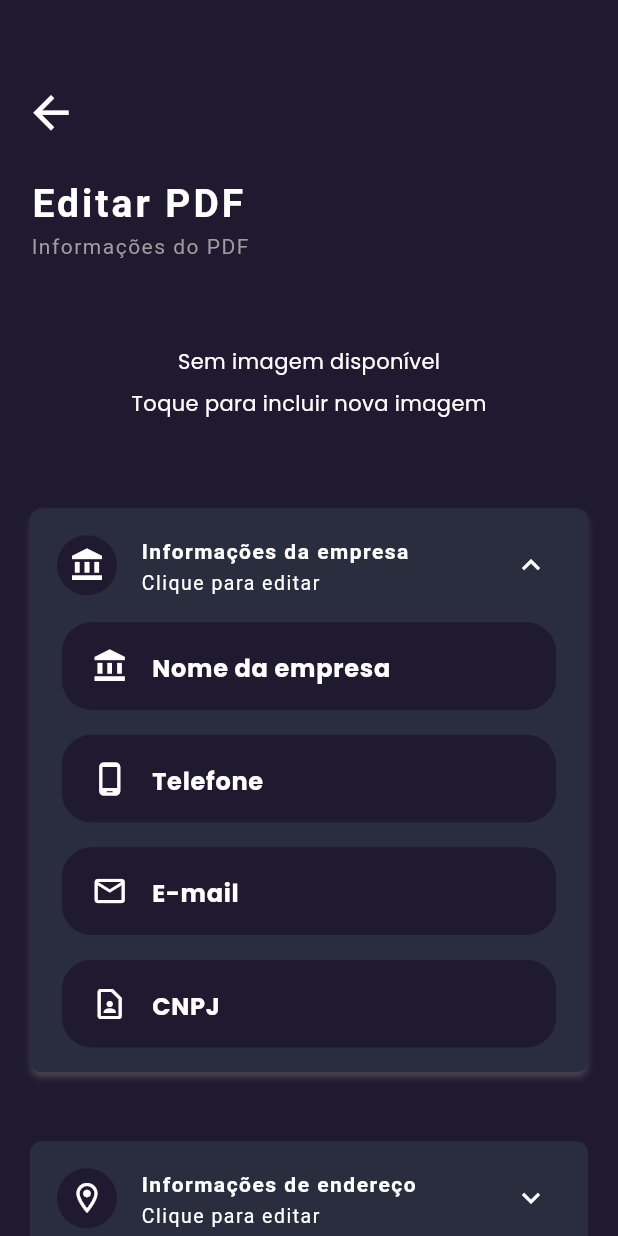
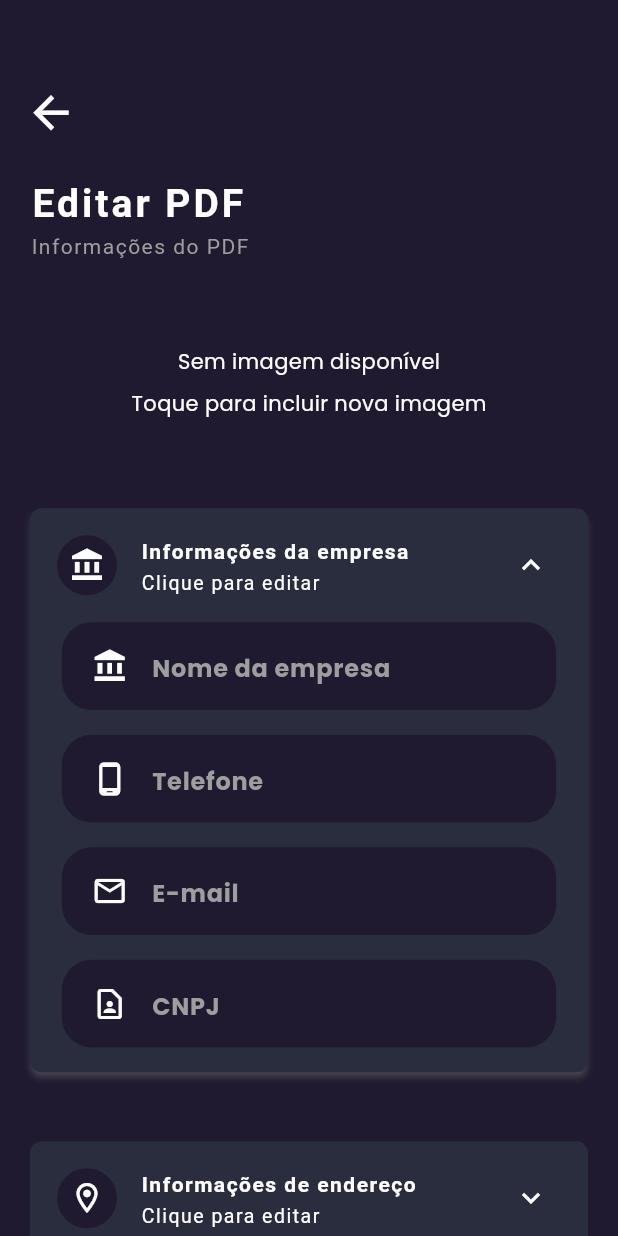
Before and after one commit to brdacon1/budget_flutter, a Flutter app: the PgEditPDF screen opened by its route, on a phone screen of 412 x 824 dp. Run offline on Flutter 3.47's test engine with Material 3 defaults, Android fonts, the phone set to English and light mode, and no system bars; drawn by our look-alikes of expansion_tile_card; our stand-ins replace adaptive_theme, awesome_dialog, badges, cloud_firestore, dotted_border, extended_masked_text and 18 more; missing offline and left inert: cloud_firestore_web, contact_picker_web, firebase_auth_web, firebase_core_web, flutter_inapp_purchase, fluttercontactpicker and 2 more; accounts and stored records are empty; Roboto replaces fonts that are missing (Heebo); project files that could hold a hidden picture were left out.

Commit message:
Alterações do tamanho do projeto

```diff
--- a/lib/Objetos/Owner.dart
+++ b/lib/Objetos/Owner.dart
@@ -25,16 +25,16 @@ class Owner {
 
   factory Owner.fromJson(Map<String, dynamic>? json) { // Adicione '?' após 'dynamic'
     return Owner(
-      rua: json?['RUA'],
-      empresa: json?['EMPRESA'],
-      email: json?['EMAIL'],
-      cnpj: json?['CNPJ'],
-      bairro: json?['BAIRRO'],
-      city: json?['CITY'],
-      cep: json?['CEP'],
-      fotoId: json?['FOTOID'],
-      fone: json?['FONE'],
-      logoName: json?['LOGONAME'],
+      rua: json?['RUA'] ?? '',
+      empresa: json?['EMPRESA'] ?? '',
+      email: json?['EMAIL'] ?? '',
+      cnpj: json?['CNPJ'] ?? '',
+      bairro: json?['BAIRRO'] ?? '',
+      city: json?['CITY'] ?? '',
+      cep: json?['CEP'] ?? '',
+      fotoId: json?['FOTOID'] ?? '',
+      fone: json?['FONE'] ?? '',
+      logoName: json?['LOGONAME'] ?? '',
     );
   }
 
--- a/lib/Pages/pg_editPDF.dart
+++ b/lib/Pages/pg_editPDF.dart
@@ -441,9 +441,7 @@ class _PgEditPDF extends State<PgEditPDF> {
                                         border:InputBorder.none,
                                         prefixIcon: Icon(Icons.account_balance,color: selected == Gender.fullname ? enabledtxt : deaible),
                                         hintText: 'Nome da empresa',
-                                        hintStyle: TextStyle(
-                                          color:  selected == Gender.fullname ? enabledtxt : deaible,
-                                        ),
+                                        hintStyle: const TextStyle(color: Colors.grey),
                                       ),
                                       style:  TextStyle(color:  selected == Gender.fullname ? enabledtxt : deaible, fontWeight:FontWeight.bold),
                                     ),
@@ -476,9 +474,7 @@ class _PgEditPDF extends State<PgEditPDF> {
                                         border:InputBorder.none,
                                         prefixIcon: Icon(Icons.phone_android_outlined, color: selected == Gender.phone ? enabledtxt : deaible),
                                         hintText: 'Telefone',
-                                        hintStyle: TextStyle(
-                                          color:  selected == Gender.phone ? enabledtxt : deaible,
-                                        ),
+                                        hintStyle: const TextStyle(color: Colors.grey),
                                       ),
                                       style:  TextStyle(color:  selected == Gender.phone ? enabledtxt : deaible, fontWeight:FontWeight.bold),
                                     ),
@@ -509,9 +505,7 @@ class _PgEditPDF extends State<PgEditPDF> {
                                         border:InputBorder.none,
                                         prefixIcon: Icon(Icons.email_outlined, color: selected == Gender.email ? enabledtxt : deaible),
                                         hintText: 'E-mail',
-                                        hintStyle: TextStyle(
-                                          color:  selected == Gender.email ? enabledtxt : deaible,
-                                        ),
+                                        hintStyle: const TextStyle(color: Colors.grey),
                                       ),
                                       style:  TextStyle(color:  selected == Gender.email ? enabledtxt : deaible, fontWeight:FontWeight.bold),
                                     ),
@@ -544,9 +538,7 @@ class _PgEditPDF extends State<PgEditPDF> {
                                         border:InputBorder.none,
                                         prefixIcon: Icon(Icons.contact_page_outlined, color: selected == Gender.cpf ? enabledtxt : deaible),
                                         hintText: 'CNPJ',
-                                        hintStyle: TextStyle(
-                                          color:  selected == Gender.cpf ? enabledtxt : deaible,
-                                        ),
+                                        hintStyle: const TextStyle(color: Colors.grey),
                                       ),
                                       style:  TextStyle(color:  selected == Gender.cpf ? enabledtxt : deaible, fontWeight:FontWeight.bold),
                                     ),
@@ -623,9 +615,7 @@ class _PgEditPDF extends State<PgEditPDF> {
                                         border:InputBorder.none,
                                         prefixIcon: Icon(Icons.add_location_outlined, color: selected == Gender.cep ? enabledtxt : deaible),
                                         hintText: 'CEP',
-                                        hintStyle: TextStyle(
-                                          color:  selected == Gender.cep ? enabledtxt : deaible,
-                                        ),
+                                        hintStyle: const TextStyle(color: Colors.grey),
                                       ),
                                       style:  TextStyle(color:  selected == Gender.cep ? enabledtxt : deaible, fontWeight:FontWeight.bold),
                                     ),
@@ -656,9 +646,7 @@ class _PgEditPDF extends State<PgEditPDF> {
                                         border:InputBorder.none,
                                         prefixIcon: Icon(Icons.location_on_outlined, color: selected == Gender.rua ? enabledtxt : deaible),
                                         hintText: 'Rua',
-                                        hintStyle: TextStyle(
-                                          color:  selected == Gender.rua ? enabledtxt : deaible,
-                                        ),
+                                        hintStyle: const TextStyle(color: Colors.grey),
                                       ),
                                       style:  TextStyle(color:  selected == Gender.rua ? enabledtxt : deaible, fontWeight:FontWeight.bold),
                                     ),
@@ -689,9 +677,7 @@ class _PgEditPDF extends State<PgEditPDF> {
                                         border:InputBorder.none,
                                         prefixIcon: Icon(Icons.location_city_outlined, color: selected == Gender.city ? enabledtxt : deaible),
                                         hintText: 'Cidade',
-                                        hintStyle: TextStyle(
-                                          color:  selected == Gender.city ? enabledtxt : deaible,
-                                        ),
+                                        hintStyle: const TextStyle(color: Colors.grey),
                                       ),
                                       style:  TextStyle(color:  selected == Gender.city ? enabledtxt : deaible, fontWeight:FontWeight.bold),
                                     ),
@@ -722,9 +708,7 @@ class _PgEditPDF extends State<PgEditPDF> {
                                         border:InputBorder.none,
                                         prefixIcon: Icon(Icons.location_searching, color: selected == Gender.bairro ? enabledtxt : deaible),
                                         hintText: 'Bairro',
-                                        hintStyle: TextStyle(
-                                          color:  selected == Gender.bairro ? enabledtxt : deaible,
-                                        ),
+                                        hintStyle: const TextStyle(color: Colors.grey),
                                       ),
                                       style:  TextStyle(color:  selected == Gender.bairro ? enabledtxt : deaible, fontWeight:FontWeight.bold),
                                     ),
--- a/lib/Pages/pg_priceList.dart
+++ b/lib/Pages/pg_priceList.dart
@@ -286,7 +286,10 @@ class _pg_priceList extends State<pg_priceList>  {
                               await getListItens();
 
                               alertDisplayLoading.closeLoading(context);
-                              await displayAlert.notification(context, "Feito!", "Itens adicionados na lista do orçamento com sucesso!");
+                              await displayAlert.notification(context, "Feito!",
+                                  "Itens adicionados na lista do orçamento com sucesso!").then((value) => {
+                                   Navigator.pop(context, true),
+                              });
                               setState(() {});
                             } catch (e) {
                               alertDisplayLoading.closeLoading(context);
```
